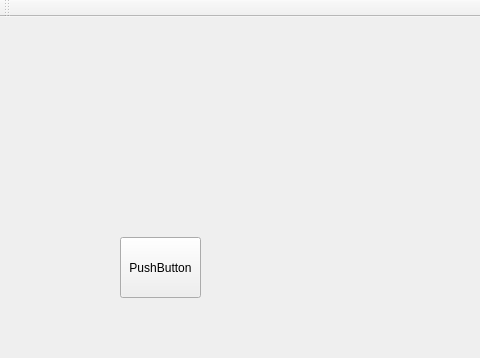
Old version of the form unitTests/UnitTest1/MainWindow.ui in the repository KROIA/RibbonWidget; both pictures show x 0 to 480 and y 0 to 358 of the 916 by 574 pixel window.
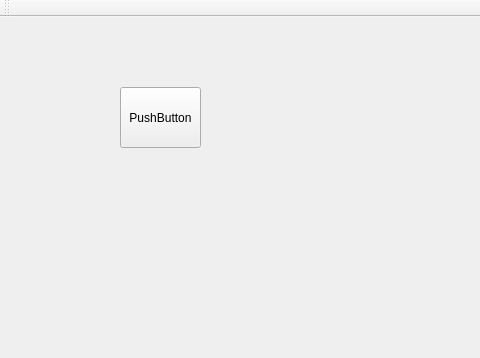
New version of the form.

```diff
--- a/unitTests/UnitTest1/MainWindow.ui
+++ b/unitTests/UnitTest1/MainWindow.ui
@@ -14,7 +14,7 @@
    <string>MainWindow</string>
   </property>
   <widget class="QWidget" name="centralWidget">
-   <layout class="QVBoxLayout" name="verticalLayout" stretch="1,1">
+   <layout class="QVBoxLayout" name="verticalLayout" stretch="1">
     <property name="spacing">
      <number>0</number>
     </property>
@@ -33,29 +33,6 @@
     <property name="bottomMargin">
      <number>0</number>
     </property>
-    <item>
-     <widget class="QWidget" name="ribbon_widget" native="true">
-      <property name="sizePolicy">
-       <sizepolicy hsizetype="Preferred" vsizetype="Expanding">
-        <horstretch>0</horstretch>
-        <verstretch>0</verstretch>
-       </sizepolicy>
-      </property>
-      <property name="minimumSize">
-       <size>
-        <width>0</width>
-        <height>10</height>
-       </size>
-      </property>
-      <property name="maximumSize">
-       <size>
-        <width>16777215</width>
-        <height>150</height>
-       </size>
-      </property>
-      <layout class="QVBoxLayout" name="verticalLayout_2"/>
-     </widget>
-    </item>
     <item>
      <widget class="QWidget" name="widget" native="true">
       <widget class="QPushButton" name="pushButton">
```
Left out of the diff: 2 changed lines with no effect on the pictures.
